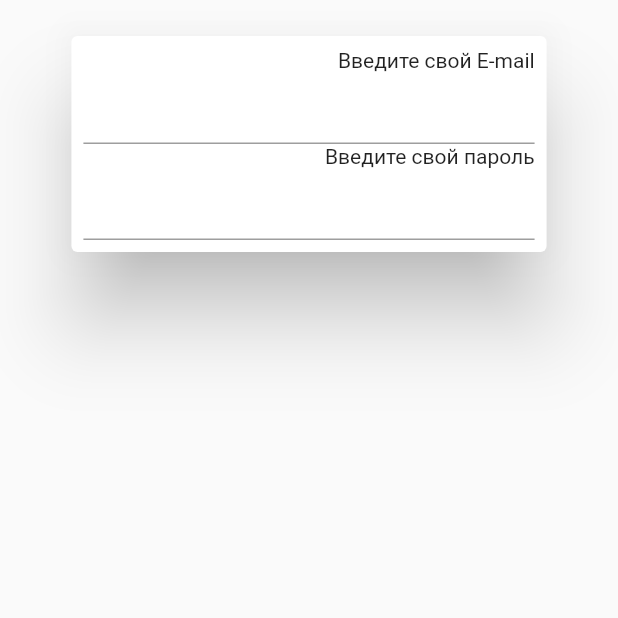
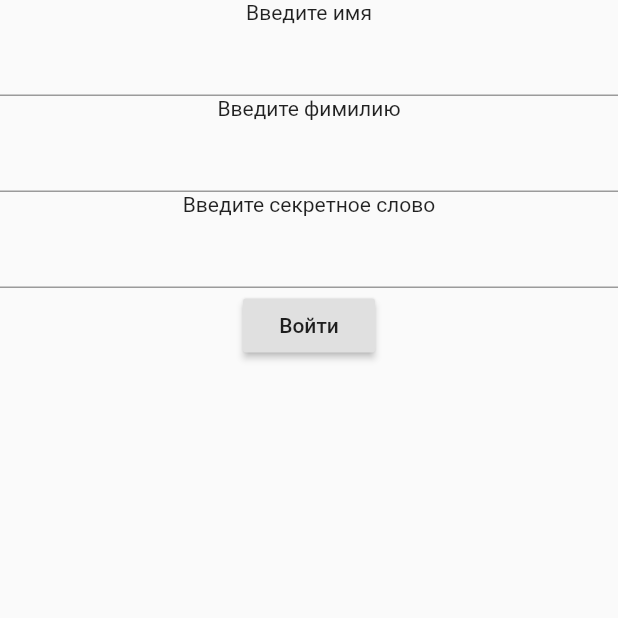
Before and after one commit to martal511/diplom, a Flutter app: the screen it shows after launch, after a tap on "Моя комната", on a phone screen of 412 x 824 dp, the top half of it. Run offline on Flutter 3.47's test engine with Material 2 defaults, Android fonts, the light colour scheme and no system bars.

Commit message:
Экран авторизации (слабый)

```diff
--- a/lib/ui/pages/DialogAutorization.dart
+++ b/lib/ui/pages/DialogAutorization.dart
@@ -1,6 +1,6 @@
 import 'package:flutter/material.dart';
 
-class DialogLogin extends StatefulWidget{
+class DialogLogin extends StatefulWidget {
   @override
   _DialogLoginState createState() => _DialogLoginState();
 }
@@ -8,29 +8,48 @@ class DialogLogin extends StatefulWidget{
 class _DialogLoginState extends State<DialogLogin> {
   @override
   Widget build(BuildContext context) {
-    TextEditingController controllerEmail = TextEditingController();
+    TextEditingController controllerName = TextEditingController();
+    TextEditingController controllerSuName = TextEditingController();
     TextEditingController controllerPassword = TextEditingController();
+    final  _formKey = GlobalKey<FormState>();
     return Scaffold(
       body: Center(
-        child: Column(
-          children: <Widget>[
-            AlertDialog(
-              actions: <Widget>[
-                Text('Введите свой E-mail'),
-                TextFormField(controller: controllerEmail,),
-                Text('Введите свой пароль'),
-                TextFormField(controller: controllerPassword,),
+        child: Container(
+          child: new Form(
+            key: _formKey,
+            child: Column(
+              children: <Widget>[
+                Text('Введите имя'),
+                TextFormField(
+                  controller: controllerName,
+                ),
+                Text('Введите фимилию'),
+                TextFormField(
+                  controller: controllerSuName,
+                ),
+                Text('Введите секретное слово'),
+                TextFormField(
+                  controller: controllerPassword,
+                ),
+                Container(
+                  height: 50,
+                  child: Center(
+                    child: RaisedButton(
+                      child: Text('Войти'),
+                      onPressed: () {
+                        Navigator.of(context).pushNamed('/');
+                      },
+                    ),
+                  ),
+                ),
               ],
             ),
-          ],
+          ),
         ),
       ),
     );
   }
 }
-
-
-
 
 //showDialog(context: context, builder: (BuildContext context){
 //return AlertDialog(
--- a/lib/ui/pages/Home.dart
+++ b/lib/ui/pages/Home.dart
@@ -58,7 +58,7 @@ class _HomeState extends State<Home> {
                   child: RaisedButton(
                 child: Text("Моя комната"),
                 onPressed: () {
-                  Navigator.of(context).pushNamed('/dialoglogin');
+                 Navigator.of(context).pushNamed('/dialoglogin');
                 },
               )),
             ],
```
